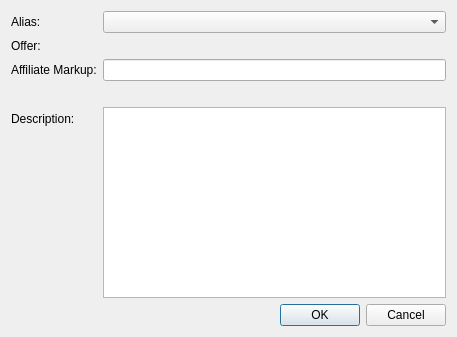
First picture: the form in src/qt/forms/resellofferdialog.ui, repository blockchaindevelopers/DynamicX, before the edit.
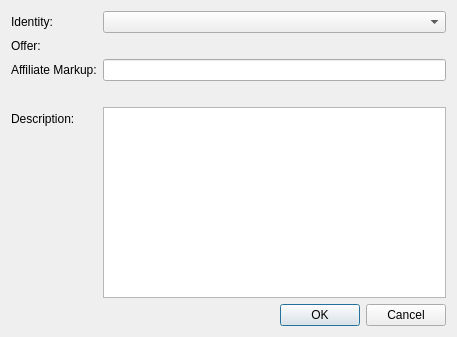
Second picture: the form after the edit.

Patch:
```diff
--- a/src/qt/forms/resellofferdialog.ui
+++ b/src/qt/forms/resellofferdialog.ui
@@ -73,7 +73,7 @@
      <item row="0" column="0">
       <widget class="QLabel" name="label">
        <property name="text">
-        <string>Alias:</string>
+        <string>Identity:</string>
        </property>
       </widget>
      </item>
```
Left out of the diff: 2 changed lines with no effect on the pictures.
